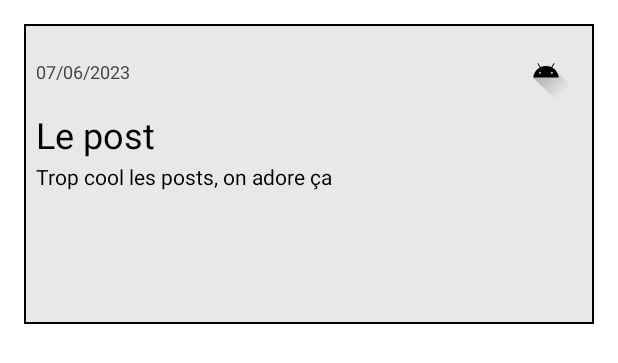
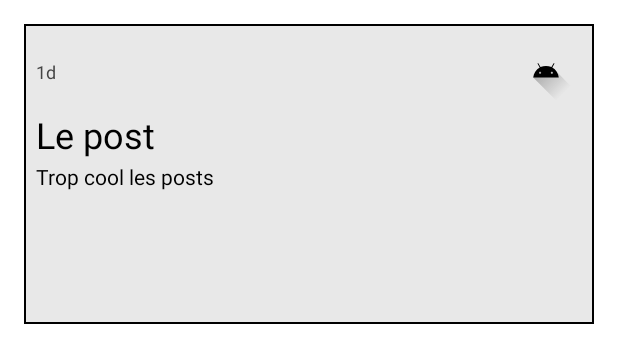
Before and after one commit to NathanFallet/UHAConnect, an Android app built with Jetpack Compose: the @Preview function PreviewPostCard, on a phone screen of 412 x 824 dp. Shown: the top 363 px of the screen. Run offline under Robolectric (Android 15) with nearby library versions, the phone set to English and light mode, and no system bars.

```diff
--- a/app/build.gradle
+++ b/app/build.gradle
@@ -64,6 +64,7 @@ dependencies {
     implementation 'io.ktor:ktor-serialization-kotlinx-json:2.3.1'
     implementation 'io.ktor:ktor-client-auth:2.3.1'
     implementation 'io.ktor:ktor-client-android:2.3.1'
+    implementation "org.jetbrains.kotlinx:kotlinx-datetime-jvm:0.4.0"
 
     implementation platform('com.google.firebase:firebase-bom:32.1.0')
     implementation 'com.google.firebase:firebase-analytics-ktx'
--- /dev/null
+++ b/app/src/main/java/me/nathanfallet/uhaconnect/extensions/InstantExtension.kt
@@ -0,0 +1,16 @@
+package me.nathanfallet.uhaconnect.extensions
+
+import kotlinx.datetime.Clock
+import kotlinx.datetime.Instant
+import kotlin.time.DurationUnit
+import kotlin.time.toDuration
+
+fun Instant.timeAgo():String{
+    val currDate = Clock.System.now()
+    val diffBetween = currDate.minus(this)
+    var un = 1
+    if (diffBetween.compareTo(un.toDuration(DurationUnit.DAYS))>=0) return diffBetween.inWholeDays.toString() + "d"
+    if (diffBetween.compareTo(un.toDuration(DurationUnit.HOURS))>=0) return diffBetween.inWholeHours.toString() + "h"
+    if (diffBetween.compareTo(un.toDuration(DurationUnit.MINUTES))>=0) return diffBetween.inWholeMinutes.toString() + "m"
+    return diffBetween.inWholeSeconds.toString() + "s"
+}
--- a/app/src/main/java/me/nathanfallet/uhaconnect/ui/theme/component/PostCard.kt
+++ b/app/src/main/java/me/nathanfallet/uhaconnect/ui/theme/component/PostCard.kt
@@ -20,15 +20,14 @@ import androidx.compose.ui.res.painterResource
 import androidx.compose.ui.tooling.preview.Preview
 import androidx.compose.ui.unit.dp
 import androidx.compose.ui.unit.sp
+import kotlinx.datetime.Instant
 import me.nathanfallet.uhaconnect.R
+import me.nathanfallet.uhaconnect.extensions.timeAgo
+import me.nathanfallet.uhaconnect.models.Post
 
 
-//Temporary class
-
-class Post(val pubDate:String, val title:String, val content:String)
-
 @Composable
-fun PostCard(post: Post){
+fun PostCard(post: Post, navigate: (String)->Unit){
     Box(modifier = Modifier
         .fillMaxWidth()
         .padding(16.dp)
@@ -43,8 +42,8 @@ fun PostCard(post: Post){
             Row(horizontalArrangement = Arrangement.SpaceBetween,
                 verticalAlignment = Alignment.CenterVertically,
                 modifier = Modifier.fillMaxWidth()){
-                Text(text = post.pubDate, fontSize = 12.sp, color = Color.DarkGray)
-                IconButton(onClick = { /*To post*/ }) {
+                Text(text = post.date.timeAgo(), fontSize = 12.sp, color = Color.DarkGray)
+                IconButton(onClick = { navigate("post") }) {
                     Icon(painter = painterResource(R.drawable.ic_launcher_foreground), contentDescription = null)
                 }
             }
@@ -57,10 +56,11 @@ fun PostCard(post: Post){
     }
 }
 
-val post = Post("07/06/2023", "Le post", "Trop cool les posts, on adore ça")
+val time:Instant = Instant.parse("2023-06-06T23:53:00+00:00")
+val post = Post(1, 1, "Le post", "Trop cool les posts", time)
 
 @Preview
 @Composable
 fun PreviewPostCard(){
-    PostCard(post)
+    PostCard(post, {})
 }
```
Also changed, not shown: app/src/main/java/me/nathanfallet/uhaconnect/features/MainActivity.kt (+9 -0 lines), app/src/main/java/me/nathanfallet/uhaconnect/features/profile/ProfileView.kt (+22 -13 lines), app/src/main/java/me/nathanfallet/uhaconnect/features/profile/ProfileViewModel.kt (added, +40 -0 lines), app/src/main/java/me/nathanfallet/uhaconnect/services/APIService.kt (+7 -0 lines).
